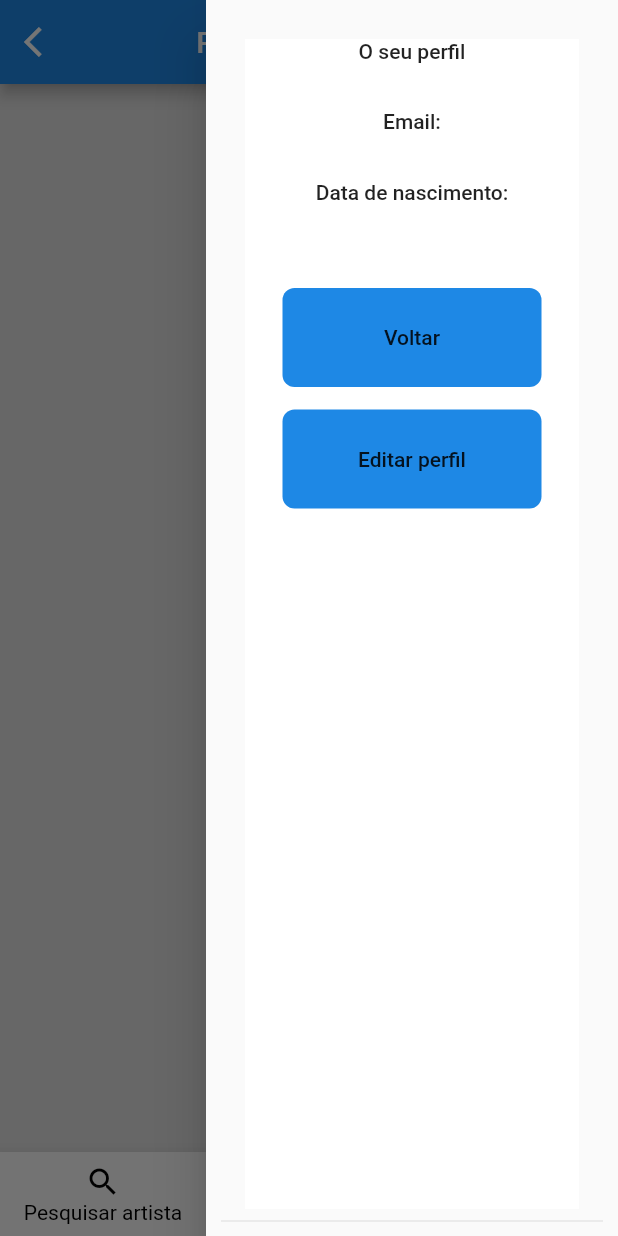
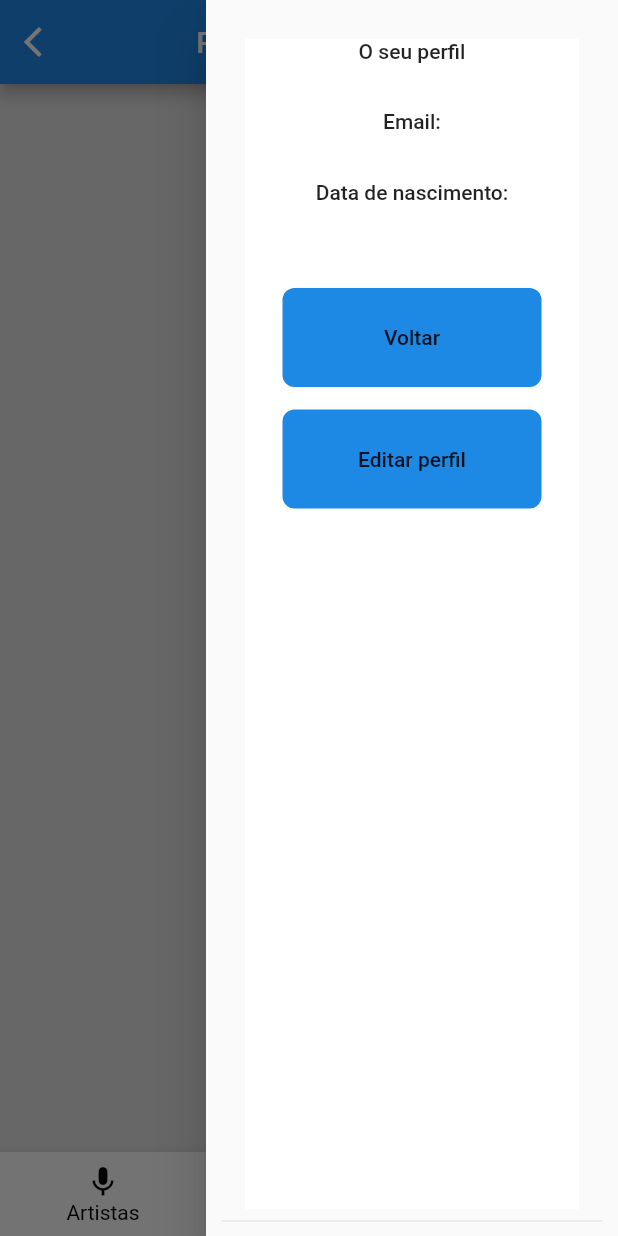
Before and after one commit to RafaelPBPinto/ArtistFinder, a Flutter app: the ContrPageFiltered screen opened directly with empty values, with the side drawer open, on a phone screen of 412 x 824 dp. Run offline on Flutter 3.47's test engine with Material 2 defaults, Android fonts, the phone set to English and light mode, and no system bars; our stand-ins replace flutter_rating_bar, google_fonts, image_picker, string_validator, table_calendar; network calls fail.

Commit message:
deixar igual à demo da apresentação

```diff
--- a/artist_finder/lib/pages/contratant/contr_page_filtered.dart
+++ b/artist_finder/lib/pages/contratant/contr_page_filtered.dart
@@ -8,6 +8,7 @@ import 'package:artist_finder/components/common/operationdata.dart';
 import 'package:artist_finder/pages/artist/artist_profile.dart';
 import 'edit_contr_profile.dart';
 import 'package:artist_finder/models/Artist.dart';
+import 'message_page.dart';
 
 class ContrPageFiltered extends StatefulWidget {
   final String? type;
@@ -156,12 +157,12 @@ class _ContrPageFilteredState extends State<ContrPageFiltered> {
       bottomNavigationBar: BottomNavigationBar(
         items: const <BottomNavigationBarItem>[
           BottomNavigationBarItem(
-            icon: Icon(Icons.search),
-            label: 'Pesquisar artista',
+            icon: Icon(Icons.mic),
+            label: 'Artistas',
           ),
           BottomNavigationBarItem(
-            icon: Icon(Icons.menu),
-            label: 'Menu',
+            icon: Icon(Icons.message),
+            label: 'Chat',
           ),
           BottomNavigationBarItem(
             icon: Icon(Icons.person_2_rounded),
@@ -174,7 +175,15 @@ class _ContrPageFilteredState extends State<ContrPageFiltered> {
           setState(() {
             _selectedIndex = index;
             if (_selectedIndex == 0) {
-              showSearch(context: context, delegate: CustomSearchDelegate());
+              Navigator.push(context,
+                  MaterialPageRoute(builder: (context) => const ContrPage()));
+            }
+            if (_selectedIndex == 1) {
+              Navigator.push(
+                  context,
+                  MaterialPageRoute(
+                      builder: (context) =>
+                          const MessagePage())); // RAFA -- NESTA PAGINA
             }
             if (_selectedIndex == 2) {
               _scaffoldKey.currentState?.openEndDrawer();
```
